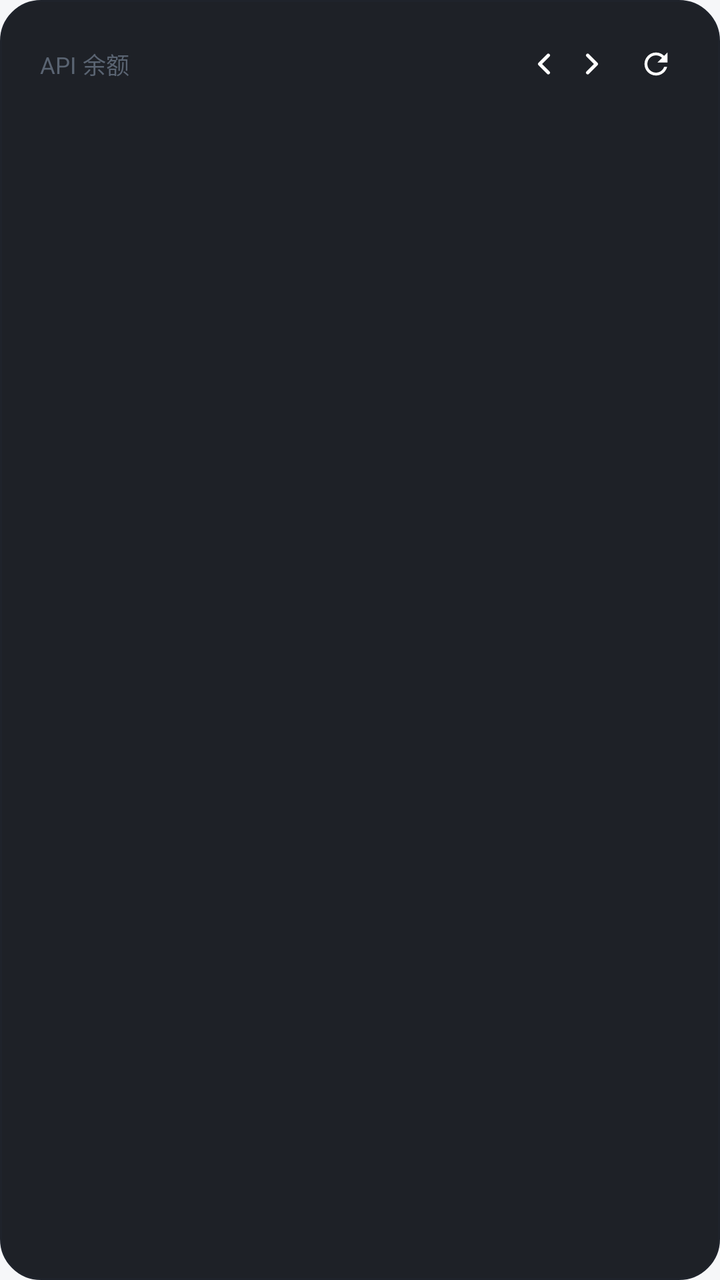
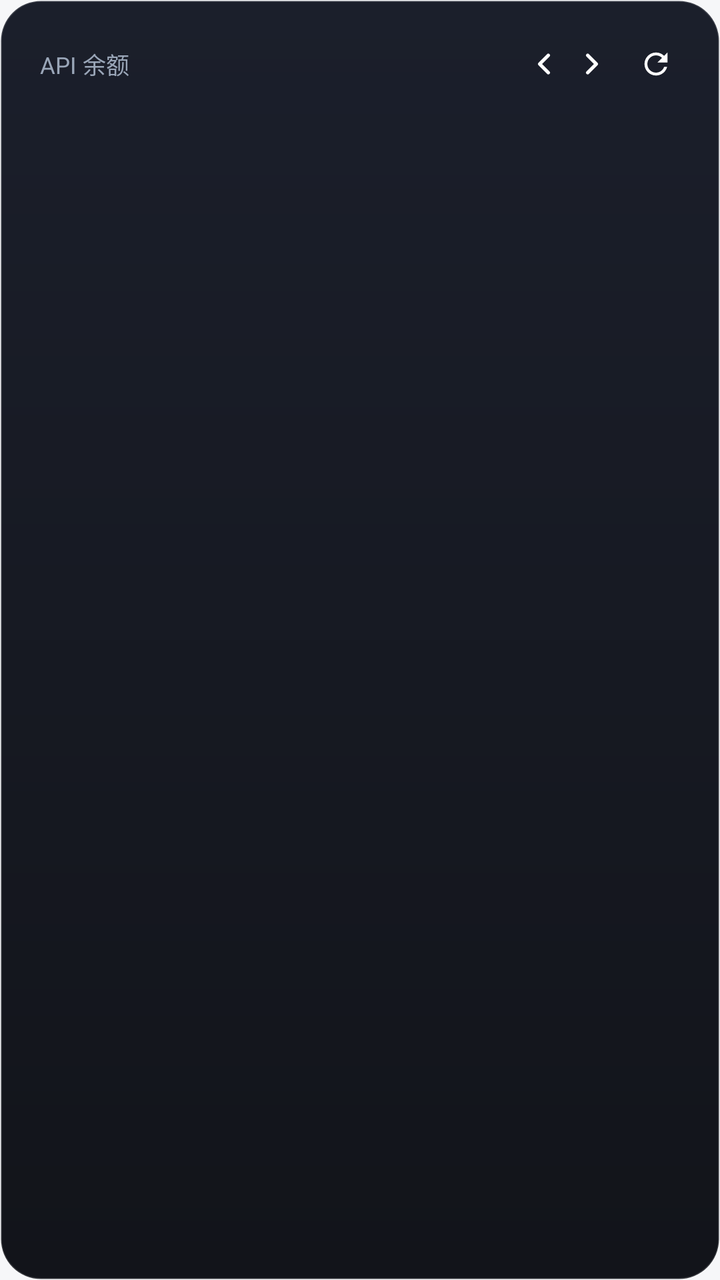

Two renders of the same Android screen: before a commit and after it. Below are the layout's source before the change and the commit's diff.
<!-- AndroidManifest.xml: application theme AppTheme -->
<!-- res/layout/widget_style1.xml -->
<?xml version="1.0" encoding="utf-8"?>
<FrameLayout xmlns:android="http://schemas.android.com/apk/res/android"
    android:id="@+id/w2_root"
    android:layout_width="match_parent"
    android:layout_height="match_parent"
    android:orientation="vertical"
    android:padding="20dp"
    android:background="@drawable/wg_t1">

    
    <ImageView
        android:id="@+id/w2_frost"
        android:layout_width="match_parent"
        android:layout_height="match_parent"
        android:scaleType="fitXY"
        android:visibility="gone" />


    
    <LinearLayout
        android:layout_width="match_parent"
        android:layout_height="wrap_content"
        android:orientation="vertical">

    
    <LinearLayout
        android:layout_width="match_parent"
        android:layout_height="wrap_content"
        android:orientation="horizontal"
        android:gravity="center_vertical">

        
        <TextView
            android:id="@+id/w2_title"
            android:layout_width="0dp"
            android:layout_height="wrap_content"
            android:layout_weight="1"
            android:minWidth="0dp"
            android:singleLine="true"
            android:ellipsize="end"
            android:includeFontPadding="false"
            android:textColor="@color/w2_tx2"
            android:textSize="11.5sp"
            android:text="API 余额" />

        <TextView
            android:id="@+id/w2_page"
            android:layout_width="wrap_content"
            android:layout_height="wrap_content"
            android:layout_marginStart="4dp"
            android:minWidth="0dp"
            android:includeFontPadding="false"
            android:textColor="@color/w2_tx3"
            android:textSize="11.5sp" />

        
        <ImageView
            android:id="@+id/w2_prev"
            android:clickable="true"
            android:focusable="true"
            android:layout_width="24dp"
            android:layout_height="24dp"
            android:layout_marginStart="2dp"
            android:scaleType="fitCenter"
            android:src="@drawable/ic_chevron_left"
            android:contentDescription="上一页" />

        <ImageView
            android:id="@+id/w2_next"
            android:clickable="true"
            android:focusable="true"
            android:layout_width="24dp"
            android:layout_height="24dp"
            android:scaleType="fitCenter"
            android:src="@drawable/ic_chevron_right"
            android:contentDescription="下一页" />

        
        <ImageView
            android:id="@+id/w2_refresh"
            android:clickable="true"
            android:focusable="true"
            android:layout_width="24dp"
            android:layout_height="24dp"
            android:layout_marginStart="8dp"
            android:scaleType="fitCenter"
            android:src="@drawable/ic_refresh"
            android:contentDescription="刷新" />
    </LinearLayout>

    
    <TextView
        android:id="@+id/w2_total"
        android:layout_width="match_parent"
        android:layout_height="wrap_content"
        android:layout_marginTop="10dp"
        android:singleLine="true"
        android:includeFontPadding="false"
        android:textColor="@color/w2_tx"
        android:textSize="23sp"
        android:textStyle="bold" />

    <TextView
        android:id="@+id/w2_sub"
        android:layout_width="match_parent"
        android:layout_height="wrap_content"
        android:layout_marginTop="5dp"
        android:singleLine="true"
        android:ellipsize="end"
        android:includeFontPadding="false"
        android:textColor="@color/w2_tx3"
        android:textSize="10sp" />

    

    
    <LinearLayout
        android:id="@+id/w2_row1"
        android:layout_width="match_parent"
        android:layout_height="wrap_content"
        android:layout_marginTop="12dp"
        android:orientation="horizontal"
        android:baselineAligned="false">

        <LinearLayout
            android:id="@+id/w2_slot1"
            android:layout_width="0dp"
            android:layout_height="wrap_content"
            android:layout_weight="1"
            android:orientation="horizontal"
            android:gravity="center_vertical"
            android:visibility="gone">

            <TextView
                android:id="@+id/w2_dot1"
                android:layout_width="6dp"
                android:layout_height="6dp"
                android:layout_marginEnd="8dp"
                android:background="@color/w2_accent" />

            <TextView
                android:id="@+id/w2_name1"
                android:layout_width="wrap_content"
                android:layout_height="wrap_content"
                android:maxWidth="108dp"
                android:singleLine="true"
                android:ellipsize="end"
                android:includeFontPadding="false"
                android:textColor="@color/w2_tx2"
                android:textSize="11.5sp" />

            <TextView
                android:id="@+id/w2_val1"
                android:layout_width="wrap_content"
                android:layout_height="wrap_content"
                android:layout_marginStart="8dp"
                android:singleLine="true"
                android:includeFontPadding="false"
                android:textColor="@color/w2_tx"
                android:textSize="15sp"
                android:textStyle="bold" />
        </LinearLayout>

        <LinearLayout
            android:id="@+id/w2_slot2"
            android:layout_width="0dp"
            android:layout_height="wrap_content"
            android:layout_weight="1"
            android:orientation="horizontal"
            android:gravity="center_vertical"
            android:visibility="gone">

            <TextView
                android:id="@+id/w2_dot2"
                android:layout_width="6dp"
                android:layout_height="6dp"
                android:layout_marginEnd="8dp"
                android:background="@color/w2_accent" />

            <TextView
                android:id="@+id/w2_name2"
                android:layout_width="wrap_content"
                android:layout_height="wrap_content"
                android:maxWidth="108dp"
                android:singleLine="true"
                android:ellipsize="end"
                android:includeFontPadding="false"
                android:textColor="@color/w2_tx2"
                android:textSize="11.5sp" />

            <TextView
                android:id="@+id/w2_val2"
                android:layout_width="wrap_content"
                android:layout_height="wrap_content"
                android:layout_marginStart="8dp"
                android:singleLine="true"
                android:includeFontPadding="false"
                android:textColor="@color/w2_tx"
                android:textSize="15sp"
                android:textStyle="bold" />
        </LinearLayout>
    </LinearLayout>

    
    <TextView
        android:id="@+id/w2_div1"
        android:layout_width="match_parent"
        android:layout_height="1dp"
        android:layout_marginTop="9dp"
        android:background="@color/w2_div"
        android:visibility="gone" />

    
    <LinearLayout
        android:id="@+id/w2_row2"
        android:layout_width="match_parent"
        android:layout_height="wrap_content"
        android:layout_marginTop="9dp"
        android:orientation="horizontal"
        android:baselineAligned="false">

        <LinearLayout
            android:id="@+id/w2_slot3"
            android:layout_width="0dp"
            android:layout_height="wrap_content"
            android:layout_weight="1"
            android:orientation="horizontal"
            android:gravity="center_vertical"
            android:visibility="gone">

            <TextView
                android:id="@+id/w2_dot3"
                android:layout_width="6dp"
                android:layout_height="6dp"
                android:layout_marginEnd="8dp"
                android:background="@color/w2_accent" />

            <TextView
                android:id="@+id/w2_name3"
                android:layout_width="wrap_content"
                android:layout_height="wrap_content"
                android:maxWidth="108dp"
                android:singleLine="true"
                android:ellipsize="end"
                android:includeFontPadding="false"
                android:textColor="@color/w2_tx2"
                android:textSize="11.5sp" />

            <TextView
                android:id="@+id/w2_val3"
                android:layout_width="wrap_content"
                android:layout_height="wrap_content"
                android:layout_marginStart="8dp"
                android:singleLine="true"
                android:includeFontPadding="false"
                android:textColor="@color/w2_tx"
                android:textSize="15sp"
                android:textStyle="bold" />
        </LinearLayout>

        <LinearLayout
            android:id="@+id/w2_slot4"
            android:layout_width="0dp"
            android:layout_height="wrap_content"
            android:layout_weight="1"
            android:orientation="horizontal"
            android:gravity="center_vertical"
            android:visibility="gone">

            <TextView
                android:id="@+id/w2_dot4"
                android:layout_width="6dp"
                android:layout_height="6dp"
                android:layout_marginEnd="8dp"
                android:background="@color/w2_accent" />

            <TextView
                android:id="@+id/w2_name4"
                android:layout_width="wrap_content"
                android:layout_height="wrap_content"
                android:maxWidth="108dp"
                android:singleLine="true"
                android:ellipsize="end"
                android:includeFontPadding="false"
                android:textColor="@color/w2_tx2"
                android:textSize="11.5sp" />

            <TextView
                android:id="@+id/w2_val4"
                android:layout_width="wrap_content"
                android:layout_height="wrap_content"
                android:layout_marginStart="8dp"
                android:singleLine="true"
                android:includeFontPadding="false"
                android:textColor="@color/w2_tx"
                android:textSize="15sp"
                android:textStyle="bold" />
        </LinearLayout>
    </LinearLayout>

    
    <TextView
        android:id="@+id/w2_div2"
        android:layout_width="match_parent"
        android:layout_height="1dp"
        android:layout_marginTop="9dp"
        android:background="@color/w2_div"
        android:visibility="gone" />

    
    <LinearLayout
        android:id="@+id/w2_row3"
        android:layout_width="match_parent"
        android:layout_height="wrap_content"
        android:layout_marginTop="9dp"
        android:orientation="horizontal"
        android:baselineAligned="false">

        <LinearLayout
            android:id="@+id/w2_slot5"
            android:layout_width="0dp"
            android:layout_height="wrap_content"
            android:layout_weight="1"
            android:orientation="horizontal"
            android:gravity="center_vertical"
            android:visibility="gone">

            <TextView
                android:id="@+id/w2_dot5"
                android:layout_width="6dp"
                android:layout_height="6dp"
                android:layout_marginEnd="8dp"
                android:background="@color/w2_accent" />

            <TextView
                android:id="@+id/w2_name5"
                android:layout_width="wrap_content"
                android:layout_height="wrap_content"
                android:maxWidth="108dp"
                android:singleLine="true"
                android:ellipsize="end"
                android:includeFontPadding="false"
                android:textColor="@color/w2_tx2"
                android:textSize="11.5sp" />

            <TextView
                android:id="@+id/w2_val5"
                android:layout_width="wrap_content"
                android:layout_height="wrap_content"
                android:layout_marginStart="8dp"
                android:singleLine="true"
                android:includeFontPadding="false"
                android:textColor="@color/w2_tx"
                android:textSize="15sp"
                android:textStyle="bold" />
        </LinearLayout>

        <LinearLayout
            android:id="@+id/w2_slot6"
            android:layout_width="0dp"
            android:layout_height="wrap_content"
            android:layout_weight="1"
            android:orientation="horizontal"
            android:gravity="center_vertical"
            android:visibility="gone">

            <TextView
                android:id="@+id/w2_dot6"
                android:layout_width="6dp"
                android:layout_height="6dp"
                android:layout_marginEnd="8dp"
                android:background="@color/w2_accent" />

            <TextView
                android:id="@+id/w2_name6"
                android:layout_width="wrap_content"
                android:layout_height="wrap_content"
                android:maxWidth="108dp"
                android:singleLine="true"
                android:ellipsize="end"
                android:includeFontPadding="false"
                android:textColor="@color/w2_tx2"
                android:textSize="11.5sp" />

            <TextView
                android:id="@+id/w2_val6"
                android:layout_width="wrap_content"
                android:layout_height="wrap_content"
                android:layout_marginStart="8dp"
                android:singleLine="true"
                android:includeFontPadding="false"
                android:textColor="@color/w2_tx"
                android:textSize="15sp"
                android:textStyle="bold" />
        </LinearLayout>
    </LinearLayout>

    
    <TextView
        android:id="@+id/w2_div3"
        android:layout_width="match_parent"
        android:layout_height="1dp"
        android:layout_marginTop="9dp"
        android:background="@color/w2_div"
        android:visibility="gone" />

    
    <LinearLayout
        android:id="@+id/w2_row4"
        android:layout_width="match_parent"
        android:layout_height="wrap_content"
        android:layout_marginTop="9dp"
        android:orientation="horizontal"
        android:baselineAligned="false">

        <LinearLayout
            android:id="@+id/w2_slot7"
            android:layout_width="0dp"
            android:layout_height="wrap_content"
            android:layout_weight="1"
            android:orientation="horizontal"
            android:gravity="center_vertical"
            android:visibility="gone">

            <TextView
                android:id="@+id/w2_dot7"
                android:layout_width="6dp"
                android:layout_height="6dp"
                android:layout_marginEnd="8dp"
                android:background="@color/w2_accent" />

            <TextView
                android:id="@+id/w2_name7"
                android:layout_width="wrap_content"
                android:layout_height="wrap_content"
                android:maxWidth="108dp"
                android:singleLine="true"
                android:ellipsize="end"
                android:includeFontPadding="false"
                android:textColor="@color/w2_tx2"
                android:textSize="11.5sp" />

            <TextView
                android:id="@+id/w2_val7"
                android:layout_width="wrap_content"
                android:layout_height="wrap_content"
                android:layout_marginStart="8dp"
                android:singleLine="true"
                android:includeFontPadding="false"
                android:textColor="@color/w2_tx"
                android:textSize="15sp"
                android:textStyle="bold" />
        </LinearLayout>

        <LinearLayout
            android:id="@+id/w2_slot8"
            android:layout_width="0dp"
            android:layout_height="wrap_content"
            android:layout_weight="1"
            android:orientation="horizontal"
            android:gravity="center_vertical"
            android:visibility="gone">

            <TextView
                android:id="@+id/w2_dot8"
                android:layout_width="6dp"
                android:layout_height="6dp"
                android:layout_marginEnd="8dp"
                android:background="@color/w2_accent" />

            <TextView
                android:id="@+id/w2_name8"
                android:layout_width="wrap_content"
                android:layout_height="wrap_content"
                android:maxWidth="108dp"
                android:singleLine="true"
                android:ellipsize="end"
                android:includeFontPadding="false"
                android:textColor="@color/w2_tx2"
                android:textSize="11.5sp" />

            <TextView
                android:id="@+id/w2_val8"
                android:layout_width="wrap_content"
                android:layout_height="wrap_content"
                android:layout_marginStart="8dp"
                android:singleLine="true"
                android:includeFontPadding="false"
                android:textColor="@color/w2_tx"
                android:textSize="15sp"
                android:textStyle="bold" />
        </LinearLayout>
    </LinearLayout>
    </LinearLayout>
</FrameLayout>
<!-- resources referenced by this layout -->
<resources>
  <color name="w2_accent">#4166F5</color>
  <color name="w2_div">#2E9AA6B2</color>
  <color name="w2_tx">#0B0E14</color>
  <color name="w2_tx2">#5A6472</color>
  <color name="w2_tx3">#656F7F</color>
  <!-- drawable ic_chevron_right (drawable) -->
  <?xml version="1.0" encoding="utf-8"?>
  <vector xmlns:android="http://schemas.android.com/apk/res/android"
      android:width="24dp"
      android:height="24dp"
      android:viewportWidth="24"
      android:viewportHeight="24">
  
      <group
          android:pivotX="12"
          android:pivotY="12"
          android:scaleX="0.72"
          android:scaleY="0.72">
  
          <path
              android:pathData="M9,6 L15,12 L9,18"
              android:strokeColor="#FFFFFF"
              android:strokeWidth="2.4"
              android:strokeLineCap="round"
              android:strokeLineJoin="round"
              android:fillColor="#00000000" />
      </group>
  </vector>
  <!-- drawable wg_t1 (drawable) -->
  <?xml version="1.0" encoding="utf-8"?>
  <shape xmlns:android="http://schemas.android.com/apk/res/android"
      android:shape="rectangle">
      <corners android:radius="20dp" />
      <solid android:color="#F214161C" />
      <stroke android:width="1dp" android:color="#1F232B" />
  </shape>
  <style name="AppDialog_AuroraLight" parent="@android:style/Theme.DeviceDefault.Light.Dialog.Alert">
          <item name="android:windowAnimationStyle">@style/DialogAnim</item>
          <item name="android:colorAccent">#4166F5</item>
          <item name="android:fontFamily">sans-serif</item>
          <item name="android:colorBackground">#FFFFFF</item>
          <item name="android:textColorPrimary">#0B0E14</item>
          <item name="android:textColorSecondary">#414A5C</item>
      </style>
  <!-- drawable mini_btn_border (drawable) -->
  <?xml version="1.0" encoding="utf-8"?>
  <shape xmlns:android="http://schemas.android.com/apk/res/android"
      android:shape="rectangle">
      <corners android:radius="999dp" />
      <solid android:color="?attr/c_btn" />
      <stroke android:width="1.2dp" android:color="?attr/c_btn_border" />
  </shape>
  <!-- drawable tag_bg (drawable) -->
  <?xml version="1.0" encoding="utf-8"?>
  <inset xmlns:android="http://schemas.android.com/apk/res/android"
      android:insetLeft="1dp" android:insetTop="1dp"
      android:insetRight="1dp" android:insetBottom="1dp">
      <shape android:shape="rectangle">
          <solid android:color="?attr/c_input" />
          <corners android:radius="20dp" />
      </shape>
  </inset>
  <!-- drawable seg_bg (drawable) -->
  <?xml version="1.0" encoding="utf-8"?>
  <shape xmlns:android="http://schemas.android.com/apk/res/android"
      android:shape="rectangle">
      <corners android:radius="14dp" />
      <solid android:color="?attr/c_neu_surface" />
      <stroke android:width="1dp" android:color="?attr/c_neu_dark" />
  </shape>
  <!-- drawable input_aurora (drawable) -->
  <?xml version="1.0" encoding="utf-8"?>
  <shape xmlns:android="http://schemas.android.com/apk/res/android"
      android:shape="rectangle">
      <corners android:radius="12dp" />
      <solid android:color="?attr/c_input" />
      <stroke android:width="1dp" android:color="?attr/c_line" />
  </shape>
  <!-- drawable seg_sel (drawable) -->
  <?xml version="1.0" encoding="utf-8"?>
  <shape xmlns:android="http://schemas.android.com/apk/res/android"
      android:shape="rectangle">
      <corners android:radius="10dp" />
      <solid android:color="?attr/c_accent_soft" />
  </shape>
  <!-- drawable pull_bg (drawable) -->
  <?xml version="1.0" encoding="utf-8"?>
  <shape xmlns:android="http://schemas.android.com/apk/res/android"
      android:shape="rectangle">
      <corners android:radius="18dp" />
      <solid android:color="?attr/c_neu_surface" />
      <stroke android:width="1dp" android:color="?attr/c_neu_dark" />
  </shape>
  <style name="DialogAnim">
          <item name="android:windowEnterAnimation">@anim/dialog_in</item>
          <item name="android:windowExitAnimation">@anim/dialog_out</item>
      </style>
  <!-- unchanged entries left out for length: 3 -->
</resources>

<!-- the commit's change to res/layout/widget_style1.xml (unified diff, before → after) -->
@@ -39,7 +39,7 @@
             android:singleLine="true"
             android:ellipsize="end"
             android:includeFontPadding="false"
-            android:textColor="@color/w2_tx2"
+            android:textColor="@color/ws1_tx2"
             android:textSize="11.5sp"
             android:text="API 余额" />
 
@@ -50,7 +50,7 @@
             android:layout_marginStart="4dp"
             android:minWidth="0dp"
             android:includeFontPadding="false"
-            android:textColor="@color/w2_tx3"
+            android:textColor="@color/ws1_tx3"
             android:textSize="11.5sp" />
 
         
@@ -96,7 +96,7 @@
         android:layout_marginTop="10dp"
         android:singleLine="true"
         android:includeFontPadding="false"
-        android:textColor="@color/w2_tx"
+        android:textColor="@color/ws1_tx"
         android:textSize="23sp"
         android:textStyle="bold" />
 
@@ -108,7 +108,7 @@
         android:singleLine="true"
         android:ellipsize="end"
         android:includeFontPadding="false"
-        android:textColor="@color/w2_tx3"
+        android:textColor="@color/ws1_tx3"
         android:textSize="10sp" />
 
     
@@ -136,7 +136,7 @@
                 android:layout_width="6dp"
                 android:layout_height="6dp"
                 android:layout_marginEnd="8dp"
-                android:background="@color/w2_accent" />
+                android:background="@color/ws1_accent" />
 
             <TextView
                 android:id="@+id/w2_name1"
@@ -146,7 +146,7 @@
                 android:singleLine="true"
                 android:ellipsize="end"
                 android:includeFontPadding="false"
-                android:textColor="@color/w2_tx2"
+                android:textColor="@color/ws1_tx2"
                 android:textSize="11.5sp" />
 
             <TextView
@@ -156,7 +156,7 @@
                 android:layout_marginStart="8dp"
                 android:singleLine="true"
                 android:includeFontPadding="false"
-                android:textColor="@color/w2_tx"
+                android:textColor="@color/ws1_tx"
                 android:textSize="15sp"
                 android:textStyle="bold" />
         </LinearLayout>
@@ -175,7 +175,7 @@
                 android:layout_width="6dp"
                 android:layout_height="6dp"
                 android:layout_marginEnd="8dp"
-                android:background="@color/w2_accent" />
+                android:background="@color/ws1_accent" />
 
             <TextView
                 android:id="@+id/w2_name2"
@@ -185,7 +185,7 @@
                 android:singleLine="true"
                 android:ellipsize="end"
                 android:includeFontPadding="false"
-                android:textColor="@color/w2_tx2"
+                android:textColor="@color/ws1_tx2"
                 android:textSize="11.5sp" />
 
             <TextView
@@ -195,7 +195,7 @@
                 android:layout_marginStart="8dp"
                 android:singleLine="true"
                 android:includeFontPadding="false"
-                android:textColor="@color/w2_tx"
+                android:textColor="@color/ws1_tx"
                 android:textSize="15sp"
                 android:textStyle="bold" />
         </LinearLayout>
@@ -207,7 +207,7 @@
         android:layout_width="match_parent"
         android:layout_height="1dp"
         android:layout_marginTop="9dp"
-        android:background="@color/w2_div"
+        android:background="@color/ws1_div"
         android:visibility="gone" />
 
     
@@ -233,7 +233,7 @@
                 android:layout_width="6dp"
                 android:layout_height="6dp"
                 android:layout_marginEnd="8dp"
-                android:background="@color/w2_accent" />
+                android:background="@color/ws1_accent" />
 
             <TextView
                 android:id="@+id/w2_name3"
@@ -243,7 +243,7 @@
                 android:singleLine="true"
                 android:ellipsize="end"
                 android:includeFontPadding="false"
-                android:textColor="@color/w2_tx2"
+                android:textColor="@color/ws1_tx2"
                 android:textSize="11.5sp" />
 
             <TextView
@@ -253,7 +253,7 @@
                 android:layout_marginStart="8dp"
                 android:singleLine="true"
                 android:includeFontPadding="false"
-                android:textColor="@color/w2_tx"
+                android:textColor="@color/ws1_tx"
                 android:textSize="15sp"
                 android:textStyle="bold" />
         </LinearLayout>
@@ -272,7 +272,7 @@
                 android:layout_width="6dp"
                 android:layout_height="6dp"
                 android:layout_marginEnd="8dp"
-                android:background="@color/w2_accent" />
+                android:background="@color/ws1_accent" />
 
             <TextView
                 android:id="@+id/w2_name4"
@@ -282,7 +282,7 @@
                 android:singleLine="true"
                 android:ellipsize="end"
                 android:includeFontPadding="false"
-                android:textColor="@color/w2_tx2"
+                android:textColor="@color/ws1_tx2"
                 android:textSize="11.5sp" />
 
             <TextView
@@ -292,7 +292,7 @@
                 android:layout_marginStart="8dp"
                 android:singleLine="true"
                 android:includeFontPadding="false"
-                android:textColor="@color/w2_tx"
+                android:textColor="@color/ws1_tx"
                 android:textSize="15sp"
                 android:textStyle="bold" />
         </LinearLayout>
@@ -304,7 +304,7 @@
         android:layout_width="match_parent"
         android:layout_height="1dp"
         android:layout_marginTop="9dp"
-        android:background="@color/w2_div"
+        android:background="@color/ws1_div"
         android:visibility="gone" />
 
     
@@ -330,7 +330,7 @@
                 android:layout_width="6dp"
                 android:layout_height="6dp"
                 android:layout_marginEnd="8dp"
-                android:background="@color/w2_accent" />
+                android:background="@color/ws1_accent" />
 
             <TextView
                 android:id="@+id/w2_name5"
@@ -340,7 +340,7 @@
                 android:singleLine="true"
                 android:ellipsize="end"
                 android:includeFontPadding="false"
-                android:textColor="@color/w2_tx2"
+                android:textColor="@color/ws1_tx2"
                 android:textSize="11.5sp" />
 
             <TextView
@@ -350,7 +350,7 @@
                 android:layout_marginStart="8dp"
                 android:singleLine="true"
                 android:includeFontPadding="false"
-                android:textColor="@color/w2_tx"
+                android:textColor="@color/ws1_tx"
                 android:textSize="15sp"
                 android:textStyle="bold" />
         </LinearLayout>
@@ -369,7 +369,7 @@
                 android:layout_width="6dp"
                 android:layout_height="6dp"
                 android:layout_marginEnd="8dp"
-                android:background="@color/w2_accent" />
+                android:background="@color/ws1_accent" />
 
             <TextView
                 android:id="@+id/w2_name6"
@@ -379,7 +379,7 @@
                 android:singleLine="true"
                 android:ellipsize="end"
                 android:includeFontPadding="false"
-                android:textColor="@color/w2_tx2"
+                android:textColor="@color/ws1_tx2"
                 android:textSize="11.5sp" />
 
             <TextView
@@ -389,7 +389,7 @@
                 android:layout_marginStart="8dp"
                 android:singleLine="true"
                 android:includeFontPadding="false"
-                android:textColor="@color/w2_tx"
+                android:textColor="@color/ws1_tx"
                 android:textSize="15sp"
                 android:textStyle="bold" />
         </LinearLayout>
@@ -401,7 +401,7 @@
         android:layout_width="match_parent"
         android:layout_height="1dp"
         android:layout_marginTop="9dp"
-        android:background="@color/w2_div"
+        android:background="@color/ws1_div"
         android:visibility="gone" />
 
     
@@ -427,7 +427,7 @@
                 android:layout_width="6dp"
                 android:layout_height="6dp"
                 android:layout_marginEnd="8dp"
-                android:background="@color/w2_accent" />
+                android:background="@color/ws1_accent" />
 
             <TextView
                 android:id="@+id/w2_name7"
@@ -437,7 +437,7 @@
                 android:singleLine="true"
                 android:ellipsize="end"
                 android:includeFontPadding="false"
-                android:textColor="@color/w2_tx2"
+                android:textColor="@color/ws1_tx2"
                 android:textSize="11.5sp" />
 
             <TextView
@@ -447,7 +447,7 @@
                 android:layout_marginStart="8dp"
                 android:singleLine="true"
                 android:includeFontPadding="false"
-                android:textColor="@color/w2_tx"
+                android:textColor="@color/ws1_tx"
                 android:textSize="15sp"
                 android:textStyle="bold" />
         </LinearLayout>
@@ -466,7 +466,7 @@
                 android:layout_width="6dp"
                 android:layout_height="6dp"
                 android:layout_marginEnd="8dp"
-                android:background="@color/w2_accent" />
+                android:background="@color/ws1_accent" />
 
             <TextView
                 android:id="@+id/w2_name8"
@@ -476,7 +476,7 @@
                 android:singleLine="true"
                 android:ellipsize="end"
                 android:includeFontPadding="false"
-                android:textColor="@color/w2_tx2"
+                android:textColor="@color/ws1_tx2"
                 android:textSize="11.5sp" />
 
             <TextView
@@ -486,7 +486,7 @@
                 android:layout_marginStart="8dp"
                 android:singleLine="true"
                 android:includeFontPadding="false"
-                android:textColor="@color/w2_tx"
+                android:textColor="@color/ws1_tx"
                 android:textSize="15sp"
                 android:textStyle="bold" />
         </LinearLayout>
<!-- resource entries referenced after the edit -->
@@ -1,10 +1,10 @@
 <!-- resources referenced by this layout -->
 <resources>
-  <color name="w2_accent">#4166F5</color>
-  <color name="w2_div">#2E9AA6B2</color>
-  <color name="w2_tx">#0B0E14</color>
-  <color name="w2_tx2">#5A6472</color>
-  <color name="w2_tx3">#656F7F</color>
+  <color name="ws1_accent">#FF7C8CFF</color>
+  <color name="ws1_div">#33FFFFFF</color>
+  <color name="ws1_tx">#FFF2F5FA</color>
+  <color name="ws1_tx2">#FF9AA6B8</color>
+  <color name="ws1_tx3">#FF6B7686</color>
   <!-- drawable ic_chevron_right (drawable) -->
   <?xml version="1.0" encoding="utf-8"?>
   <vector xmlns:android="http://schemas.android.com/apk/res/android"
@@ -30,11 +30,10 @@
   </vector>
   <!-- drawable wg_t1 (drawable) -->
   <?xml version="1.0" encoding="utf-8"?>
-  <shape xmlns:android="http://schemas.android.com/apk/res/android"
-      android:shape="rectangle">
+  <shape xmlns:android="http://schemas.android.com/apk/res/android" android:shape="rectangle">
+      <gradient android:startColor="#FF1B1F2B" android:endColor="#FF12141A" android:angle="270" />
       <corners android:radius="20dp" />
-      <solid android:color="#F214161C" />
-      <stroke android:width="1dp" android:color="#1F232B" />
+      <stroke android:width="1dp" android:color="#26FFFFFF" />
   </shape>
   <style name="AppDialog_AuroraLight" parent="@android:style/Theme.DeviceDefault.Light.Dialog.Alert">
           <item name="android:windowAnimationStyle">@style/DialogAnim</item>
